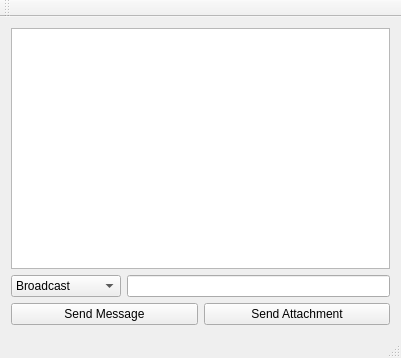
Old version of the form QT-learning/QtServer/mainwindow.ui in the repository hugnmz/VHT-QT.
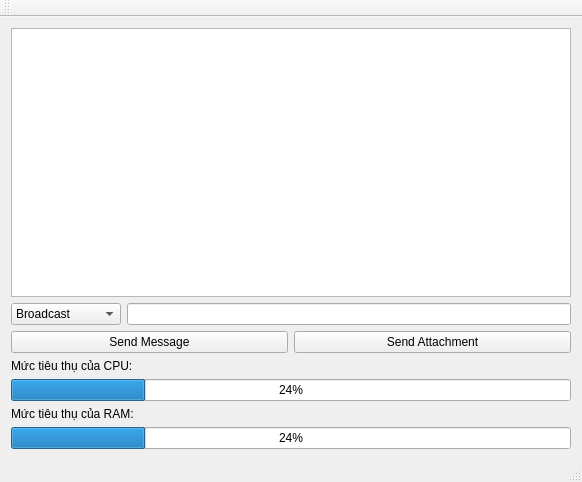
New version of the form.

Diff of the .ui file:
```diff
--- a/QT-learning/QtServer/mainwindow.ui
+++ b/QT-learning/QtServer/mainwindow.ui
@@ -6,8 +6,8 @@
    <rect>
     <x>0</x>
     <y>0</y>
-    <width>401</width>
-    <height>358</height>
+    <width>582</width>
+    <height>482</height>
    </rect>
   </property>
   <property name="windowTitle">
@@ -18,6 +18,27 @@
   </property>
   <widget class="QWidget" name="centralWidget">
    <layout class="QGridLayout" name="gridLayout">
+    <item row="5" column="0">
+     <widget class="QProgressBar" name="barRam">
+      <property name="value">
+       <number>24</number>
+      </property>
+     </widget>
+    </item>
+    <item row="2" column="0">
+     <widget class="QLabel" name="lblCpu">
+      <property name="text">
+       <string>Mức tiêu thụ của CPU: </string>
+      </property>
+     </widget>
+    </item>
+    <item row="3" column="0">
+     <widget class="QProgressBar" name="barCpu">
+      <property name="value">
+       <number>24</number>
+      </property>
+     </widget>
+    </item>
     <item row="0" column="0">
      <widget class="QTextBrowser" name="textBrowser_receivedMessages">
       <property name="styleSheet">
@@ -90,6 +111,13 @@
       </item>
      </layout>
     </item>
+    <item row="4" column="0">
+     <widget class="QLabel" name="lblRam">
+      <property name="text">
+       <string>Mức tiêu thụ của RAM: </string>
+      </property>
+     </widget>
+    </item>
    </layout>
   </widget>
   <widget class="QMenuBar" name="menuBar">
```
Left out of the diff: 4 changed lines with no effect on the pictures.
